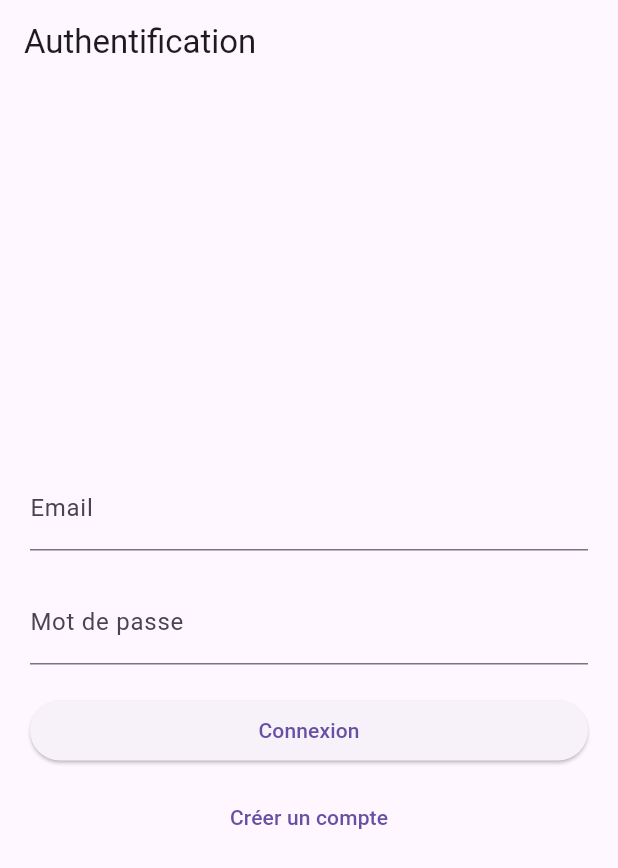
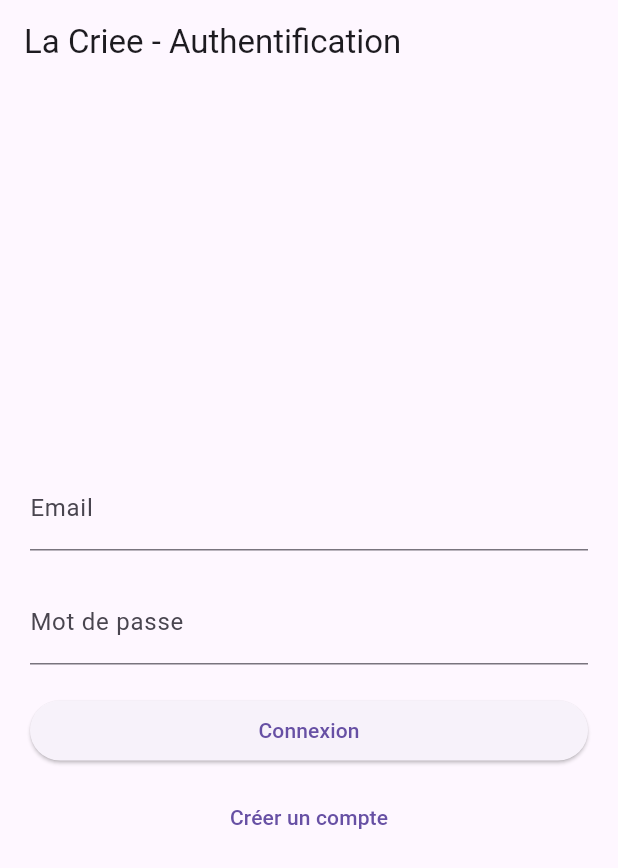
Before and after one commit to Corentin76000/LaCrieeProjet3, a Flutter app: the screen it shows after launch, on a phone screen of 412 x 824 dp. Shown: the top 868 px of the screen. Run offline on Flutter 3.47's test engine with Material 3 defaults, Android fonts, the light colour scheme and no system bars; our stand-ins replace cloud_firestore, firebase_auth, firebase_core; accounts and stored records are empty.

Commit message:
Title update

```diff
--- a/lib/view/authentification.dart
+++ b/lib/view/authentification.dart
@@ -21,7 +21,7 @@ class AuthentificationPage extends StatelessWidget {
 
     return Scaffold(
       appBar: AppBar(
-        title: Text('Authentification'),
+        title: Text('La Criee - Authentification'),
       ),
       body: Padding(
         padding: EdgeInsets.all(20.0),
```
